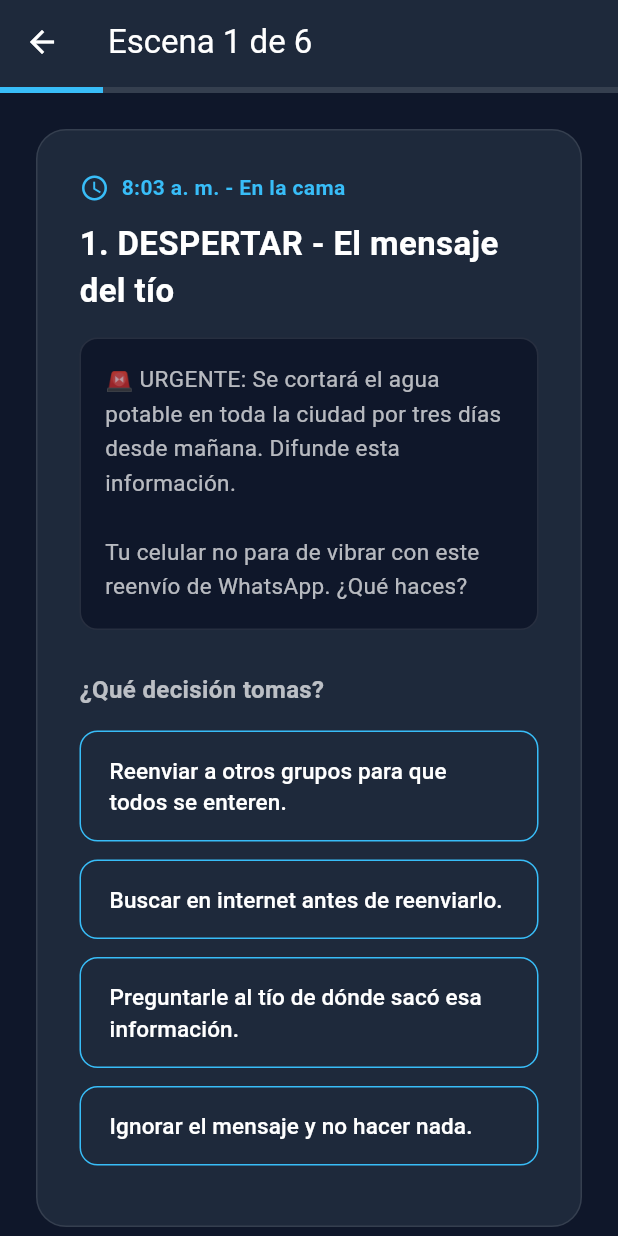
After one commit to Eisritome10/miclick-app, a Flutter app: the screen it shows once a user with an empty profile is signed in, after a tap on "Comenzar la Historia", on a phone screen of 412 x 824 dp. The commit adds this screen. Run offline on Flutter 3.47's test engine with Material 3 defaults, Android fonts, the phone set to English and light mode, and no system bars; our stand-ins replace supabase_flutter; accounts and stored records are empty.

Commit message:
Integracion completa del quiz narrativo y calculo de perfiles MIL

```diff
--- a/lib/main.dart
+++ b/lib/main.dart
@@ -2,13 +2,14 @@ import 'package:flutter/material.dart';
 import 'package:supabase_flutter/supabase_flutter.dart';
 import 'services/supabase_service.dart';
 import 'screens/admin_dashboard_screen.dart';
+import 'screens/quiz_screen.dart';
 
 void main() async {
   WidgetsFlutterBinding.ensureInitialized();
 
   await Supabase.initialize(
     url: 'https://yncojnimqcgyxwfdkfoo.supabase.co',
-    anonKey: 'eyJhbGciOiJIUzI1NiIsInR5cCI6IkpXVCJ9.eyJpc3MiOiJzdXBhYmFzZSIsInJlZiI6InluY29qbmltcWNneXh3ZmRrZm9vIiwicm9sZSI6ImFub24iLCJpYXQiOjE3ODYzNzIyMDUsImV4cCI6MjEwMTk0ODIwNX0.9FZ0eEp2CrFf51nW0XP3CS3nce3o-0tsphrj3G9LTn4', // Revisa que esta sea la 'anon public' key
+    anonKey: 'eyJhbGciOiJIUzI1NiIsInR5cCI6IkpXVCJ9.eyJpc3MiOiJzdXBhYmFzZSIsInJlZiI6InluY29qbmltcWNneXh3ZmRrZm9vIiwicm9sZSI6ImFub24iLCJpYXQiOjE3ODYzNzIyMDUsImV4cCI6MjEwMTk0ODIwNX0.9FZ0eEp2CrFf51nW0XP3CS3nce3o-0tsphrj3G9LTn4',
   );
 
   runApp(const MiClickApp());
@@ -74,6 +75,7 @@ class AuthGate extends StatelessWidget {
   }
 }
 
+// Pantalla de Autenticación
 class LoginScreen extends StatefulWidget {
   const LoginScreen({super.key});
 
@@ -203,6 +205,7 @@ class _LoginScreenState extends State<LoginScreen> {
   }
 }
 
+// Pantalla Principal del Jugador
 class HomeScreen extends StatelessWidget {
   final String userName;
   const HomeScreen({super.key, required this.userName});
@@ -213,6 +216,7 @@ class HomeScreen extends StatelessWidget {
       appBar: AppBar(
         title: const Text('MiClick - Menú Principal'),
         backgroundColor: const Color(0xFF1E293B),
+        elevation: 0,
         actions: [
           IconButton(
             icon: const Icon(Icons.logout),
@@ -223,9 +227,23 @@ class HomeScreen extends StatelessWidget {
       body: Center(
         child: Padding(
           padding: const EdgeInsets.all(24.0),
+          child: Container(
+            constraints: const BoxConstraints(maxWidth: 600),
+            padding: const EdgeInsets.all(32),
+            decoration: BoxDecoration(
+              color: const Color(0xFF1E293B),
+              borderRadius: BorderRadius.circular(20),
+              border: Border.all(color: Colors.white10),
+            ),
             child: Column(
-            mainAxisAlignment: MainAxisAlignment.center,
+              mainAxisSize: MainAxisSize.min,
               children: [
+                const CircleAvatar(
+                  radius: 40,
+                  backgroundColor: Color(0xFF38BDF8),
+                  child: Icon(Icons.person, size: 48, color: Colors.black),
+                ),
+                const SizedBox(height: 20),
                 Text(
                   '¡Bienvenido/a, $userName! 👋',
                   style: const TextStyle(fontSize: 28, fontWeight: FontWeight.bold, color: Color(0xFF38BDF8)),
@@ -233,30 +251,38 @@ class HomeScreen extends StatelessWidget {
                 ),
                 const SizedBox(height: 16),
                 const Text(
-                'Tus decisiones de hoy determinarán tu perfil de comunicación y pensamiento crítico en el entorno digital.',
-                style: TextStyle(fontSize: 16, color: Colors.white70),
+                  '¿Cómo actuarías en un día normal frente al celular?\n\n'
+                  'Acompaña a "X" en su jornada diaria. Cada decisión que tomes ante mensajes, redes sociales e Inteligencia Artificial calculará tu perfil de Alfabetización Mediática e Informacional (MIL).',
+                  style: TextStyle(fontSize: 15, color: Colors.white70, height: 1.5),
                   textAlign: TextAlign.center,
                 ),
                 const SizedBox(height: 32),
-              ElevatedButton.icon(
+                SizedBox(
+                  width: double.infinity,
+                  height: 52,
+                  child: ElevatedButton.icon(
                     onPressed: () {
-                  // Conexión futura a la vista interactiva del Quiz
-                  ScaffoldMessenger.of(context).showSnackBar(
-                    const SnackBar(content: Text('Cargando aventura interactiva...')),
+                      Navigator.push(
+                        context,
+                        MaterialPageRoute(
+                          builder: (context) => QuizScreen(userName: userName),
+                        ),
                       );
                     },
-                icon: const Icon(Icons.play_arrow),
-                label: const Text('Comenzar la Aventura'),
+                    icon: const Icon(Icons.play_arrow, size: 28),
+                    label: const Text('Comenzar la Historia', style: TextStyle(fontSize: 18, fontWeight: FontWeight.bold)),
                     style: ElevatedButton.styleFrom(
                       backgroundColor: const Color(0xFF38BDF8),
                       foregroundColor: Colors.black,
-                  padding: const EdgeInsets.symmetric(horizontal: 32, vertical: 16),
+                      shape: RoundedRectangleBorder(borderRadius: BorderRadius.circular(12)),
+                    ),
                   ),
                 ),
               ],
             ),
           ),
         ),
+      ),
     );
   }
 }
--- /dev/null
+++ b/lib/screens/quiz_screen.dart
@@ -0,0 +1,459 @@
+import 'package:flutter/material.dart';
+import '../services/supabase_service.dart';
+
+class QuizOption {
+  final String text;
+  final int v; // Verificación
+  final int e; // Impulso Emocional
+  final int a; // Conciencia Algorítmica/IA
+  final int c; // Creación Responsable
+
+  QuizOption({
+    required this.text,
+    this.v = 0,
+    this.e = 0,
+    this.a = 0,
+    this.c = 0,
+  });
+}
+
+class QuizScene {
+  final String time;
+  final String title;
+  final String description;
+  final String? imagePlaceholder;
+  final List<QuizOption> options;
+
+  QuizScene({
+    required this.time,
+    required this.title,
+    required this.description,
+    this.imagePlaceholder,
+    required this.options,
+  });
+}
+
+class QuizScreen extends StatefulWidget {
+  final String userName;
+  const QuizScreen({super.key, required this.userName});
+
+  @override
+  State<QuizScreen> createState() => _QuizScreenState();
+}
+
+class _QuizScreenState extends State<QuizScreen> {
+  int _currentSceneIndex = 0;
+
+  // Puntajes acumulados en los 4 Ejes MIL
+  int _scoreV = 0;
+  int _scoreE = 0;
+  int _scoreA = 0;
+  int _scoreC = 0;
+
+  List<QuizScene> _getScenes() {
+    return [
+      // 1. DESPERTAR [cite: 42-54]
+      QuizScene(
+        time: "8:03 a. m. - En la cama",
+        title: "1. DESPERTAR - El mensaje del tío",
+        description:
+            "🚨 URGENTE: Se cortará el agua potable en toda la ciudad por tres días desde mañana. Difunde esta información.\n\n"
+            "Tu celular no para de vibrar con este reenvío de WhatsApp. ¿Qué haces?",
+        options: [
+          QuizOption(text: "Reenviar a otros grupos para que todos se enteren.", e: 3), // [cite: 54]
+          QuizOption(text: "Buscar en internet antes de reenviarlo.", v: 3), // [cite: 54]
+          QuizOption(text: "Preguntarle al tío de dónde sacó esa información.", v: 2, c: 1), // [cite: 54]
+          QuizOption(text: "Ignorar el mensaje y no hacer nada.", v: 1), // [cite: 54]
+        ],
+      ),
+
+      // 2. DESAYUNO [cite: 55-57]
+      QuizScene(
+        time: "8:30 a. m. - En la cocina",
+        title: "2. DESAYUNO - Conversación con mamá",
+        description:
+            "Mamá te dice: 'Buenos días. ¿Viste lo que envió tu tío sobre el agua?'\n"
+            "¿Cómo le respondes a tu mamá?",
+        options: [
+          QuizOption(text: "Sí, ya se lo reenvié a todos mis amigos.", e: 2), // [cite: 57]
+          QuizOption(text: "No investigué mucho, pero lo haré luego.", v: 2), // [cite: 57]
+          QuizOption(text: "Mi tío exagera, no le hagas caso.", v: 1), // [cite: 57]
+          QuizOption(text: "Le diré que verifique antes de enviar eso a otros.", v: 2, c: 2), // [cite: 57]
+        ],
+      ),
+
+      // 3. REDES SOCIALES Y ALGORITMOS [cite: 61-64]
+      QuizScene(
+        time: "11:00 a. m. - En tu habitación",
+        title: "3. REDES SOCIALES - Anuncio de audífonos",
+        description:
+            "Estuviste buscando audífonos para comprar en dos meses. Entras a tus redes sociales y de la nada te aparece una oferta 'imperdible' de audífonos de alta gama.\n\n"
+            "¿Qué piensas o haces?",
+        options: [
+          QuizOption(text: "¡Aprovecharé esta oferta, lo compraré de una vez!", e: 2), // [cite: 64]
+          QuizOption(text: "Seguro el algoritmo sabe perfectamente lo que necesito.", v: 1, e: 1, a: 1), // [cite: 64]
+          QuizOption(text: "Quizá me aparecen porque estuve buscando audífonos previamente.", v: 1, a: 2, c: 1), // [cite: 64]
+          QuizOption(text: "Voy a buscar qué precios y reseñas les salen a mis amigos.", v: 2, a: 2, c: 1), // [cite: 64]
+        ],
+      ),
+
+      // 4. DEEPFAKE Y IA [cite: 69-76]
+      QuizScene(
+        time: "4:30 p. m. - Salida al cine",
+        title: "4. CINE - La imagen editada con IA",
+        description:
+            "Tu amigo te muestra su celular riéndose: 'Oye, mira lo que hice con IA. Puse el rostro de Sara en la escena incómoda de la película'.\n"
+            "Y agrega: 'Lo mandaré al grupo de WhatsApp, es un meme muy gracioso'.\n\n"
+            "¿Cómo reaccionas?",
+        options: [
+          QuizOption(text: "¡Ja, ja! Envíalo al grupo.", e: 2), // [cite: 76]
+          QuizOption(text: "No lo compartas, eso le puede incomodar bastante a Sara.", a: 2, c: 3), // [cite: 76]
+          QuizOption(text: "Borra la imagen ahora mismo, no está bien hacer eso.", a: 2, c: 3), // [cite: 76]
+          QuizOption(text: "No decir nada, pero tampoco compartirlo.", a: 1, c: 1), // [cite: 76]
+        ],
+      ),
+
+      // 5. ESTAFAS Y PUBLICIDAD [cite: 78-82]
+      QuizScene(
+        time: "7:15 p. m. - De regreso en casa",
+        title: "5. VIAJE FAMILIAR - Promoción dudosa",
+        description:
+            "Papá te dice: 'Queremos comprar los pasajes de bus/avión para el viaje familiar en esta página de Facebook que promete 50% de descuento. ¿Qué opinas?'\n"
+            "Ves un anuncio con errores ortográficos y precios sospechosamente bajos.",
+        options: [
+          QuizOption(text: "Está bien, si está en redes seguro es confiable.", v: 0), // [cite: 82]
+          QuizOption(text: "Busquemos reseñas y comentarios de otros usuarios antes de decidir.", v: 3), // [cite: 82]
+          QuizOption(text: "Voy a revisar si la empresa tiene sitio web oficial registrado.", v: 3, a: 1), // [cite: 82]
+          QuizOption(text: "Comparemos precios directamente con agencias reconocidas.", v: 2, c: 1), // [cite: 82]
+        ],
+      ),
+
+      // 6. COMUNICADO OFICIAL Y SISMO [cite: 87-94]
+      QuizScene(
+        time: "11:45 p. m. - Antes de dormir",
+        title: "6. NOCHE - La alerta de sismo",
+        description:
+            "Ocurre un temblor breve pero intenso. Revisas tu celular y ves un supuesto 'COMUNICADO OFICIAL':\n"
+            "🚨 'Se espera una réplica de gran magnitud en los próximos minutos. Evacuar inmediatamente.'\n\n"
+            "¿Qué hacen tú y tu familia?",
+        options: [
+          QuizOption(text: "Salir corriendo a la calle inmediatamente.", e: 3), // [cite: 94]
+          QuizOption(text: "Verificar en la cuenta oficial del instituto sismológico.", v: 3), // [cite: 94]
+          QuizOption(text: "Avisar a la familia con calma y verificar la fuente juntos.", v: 2, e: 1, c: 2), // [cite: 94]
+          QuizOption(text: "Ignorarlo y volverse a dormir.", v: 0), // [cite: 94]
+        ],
+      ),
+    ];
+  }
+
+  void _onOptionSelected(QuizOption option) {
+    setState(() {
+      _scoreV += option.v;
+      _scoreE += option.e;
+      _scoreA += option.a;
+      _scoreC += option.c;
+
+      final scenes = _getScenes();
+      if (_currentSceneIndex < scenes.length - 1) {
+        _currentSceneIndex++;
+      } else {
+        _finishQuiz();
+      }
+    });
+  }
+
+  // Algoritmo Oficial de Evaluación MIL
+  void _finishQuiz() {
+    String profile = "Reactivo/a"; // Por defecto [cite: 117]
+
+    // 1. Amplificador: C <= 4 Y E >= 9 [cite: 103]
+    if (_scoreC <= 4 && _scoreE >= 9) {
+      profile = "Amplificador/a";
+    }
+    // 2. Ingenuo Digital: A <= 1 [cite: 106]
+    else if (_scoreA <= 1) {
+      profile = "Ingenuo/a Digital";
+    }
+    // 3. Reactivo: E >= 9 Y V <= 7 [cite: 109]
+    else if (_scoreE >= 9 && _scoreV <= 7) {
+      profile = "Reactivo/a";
+    }
+    // 4. Confirmador: V >= 11 Y A <= 1 [cite: 111]
+    else if (_scoreV >= 11 && _scoreA <= 1) {
+      profile = "Confirmador/a";
+    }
+    // 5. Empático Crítico: V >= 11 Y C >= 7 Y E <= 6 [cite: 113]
+    else if (_scoreV >= 11 && _scoreC >= 7 && _scoreE <= 6) {
+      profile = "Empático/a Crítico/a";
+    }
+    // 6. Investigador: V >= 11 [cite: 115]
+    else if (_scoreV >= 11) {
+      profile = "Investigador/a";
+    }
+
+    // Guardar en Supabase en tiempo real
+    SupabaseService.saveQuizResult(
+      scoreV: _scoreV,
+      scoreE: _scoreE,
+      scoreA: _scoreA,
+      scoreC: _scoreC,
+      finalProfile: profile,
+    );
+
+    // Navegar a la pantalla de resultados
+    Navigator.pushReplacement(
+      context,
+      MaterialPageRoute(
+        builder: (context) => ResultScreen(
+          profile: profile,
+          scoreV: _scoreV,
+          scoreE: _scoreE,
+          scoreA: _scoreA,
+          scoreC: _scoreC,
+        ),
+      ),
+    );
+  }
+
+  @override
+  Widget build(BuildContext context) {
+    final scenes = _getScenes();
+    final currentScene = scenes[_currentSceneIndex];
+
+    return Scaffold(
+      appBar: AppBar(
+        title: Text('Escena ${_currentSceneIndex + 1} de ${scenes.length}'),
+        backgroundColor: const Color(0xFF1E293B),
+        bottom: PreferredSize(
+          preferredSize: const Size.fromHeight(6),
+          child: LinearProgressIndicator(
+            value: (_currentSceneIndex + 1) / scenes.length,
+            backgroundColor: Colors.white10,
+            valueColor: const AlwaysStoppedAnimation<Color>(Color(0xFF38BDF8)),
+          ),
+        ),
+      ),
+      body: Center(
+        child: SingleChildScrollView(
+          padding: const EdgeInsets.all(24),
+          child: Container(
+            constraints: const BoxConstraints(maxWidth: 650),
+            padding: const EdgeInsets.all(28),
+            decoration: BoxDecoration(
+              color: const Color(0xFF1E293B),
+              borderRadius: BorderRadius.circular(20),
+              border: Border.all(color: Colors.white10),
+            ),
+            child: Column(
+              crossAxisAlignment: CrossAxisAlignment.start,
+              children: [
+                Row(
+                  children: [
+                    const Icon(Icons.access_time, color: Color(0xFF38BDF8), size: 20),
+                    const SizedBox(width: 8),
+                    Text(
+                      currentScene.time,
+                      style: const TextStyle(color: Color(0xFF38BDF8), fontWeight: FontWeight.bold),
+                    ),
+                  ],
+                ),
+                const SizedBox(height: 12),
+                Text(
+                  currentScene.title,
+                  style: const TextStyle(fontSize: 22, fontWeight: FontWeight.bold, color: Colors.white),
+                ),
+                const SizedBox(height: 16),
+                Container(
+                  padding: const EdgeInsets.all(16),
+                  decoration: BoxDecoration(
+                    color: const Color(0xFF0F172A),
+                    borderRadius: BorderRadius.circular(12),
+                    border: Border.all(color: Colors.white10),
+                  ),
+                  child: Text(
+                    currentScene.description,
+                    style: const TextStyle(fontSize: 15, color: Colors.white70, height: 1.5),
+                  ),
+                ),
+                const SizedBox(height: 28),
+                const Text(
+                  '¿Qué decisión tomas?',
+                  style: TextStyle(fontSize: 16, fontWeight: FontWeight.bold, color: Colors.white70),
+                ),
+                const SizedBox(height: 16),
+                ...currentScene.options.map((option) {
+                  return Padding(
+                    padding: const EdgeInsets.only(bottom: 12.0),
+                    child: SizedBox(
+                      width: double.infinity,
+                      child: OutlinedButton(
+                        onPressed: () => _onOptionSelected(option),
+                        style: OutlinedButton.styleFrom(
+                          padding: const EdgeInsets.symmetric(horizontal: 20, vertical: 16),
+                          side: const BorderSide(color: Color(0xFF38BDF8)),
+                          shape: RoundedRectangleBorder(borderRadius: BorderRadius.circular(12)),
+                          alignment: Alignment.centerLeft,
+                        ),
+                        child: Text(
+                          option.text,
+                          style: const TextStyle(color: Colors.white, fontSize: 15),
+                        ),
+                      ),
+                    ),
+                  );
+                }).toList(),
+              ],
+            ),
+          ),
+        ),
+      ),
+    );
+  }
+}
+
+// Pantalla de Resultados y Diagnóstico MIL [cite: 118-160]
+class ResultScreen extends StatelessWidget {
+  final String profile;
+  final int scoreV;
+  final int scoreE;
+  final int scoreA;
+  final int scoreC;
+
+  const ResultScreen({
+    super.key,
+    required this.profile,
+    required this.scoreV,
+    required this.scoreE,
+    required this.scoreA,
+    required this.scoreC,
+  });
+
+  Map<String, dynamic> _getProfileDetails() {
+    switch (profile) {
+      case 'Investigador/a': // [cite: 118-124]
+        return {
+          'icon': '🔎',
+          'desc': 'En la mayoría de los momentos elegiste buscar la fuente, comparar información o confirmar antes de actuar. Este patrón de respuestas se asocia con el hábito de verificar antes de compartir.',
+          'recs': [
+            'Comparte cómo verificaste a tu familia y amigos. Es una forma sencilla de transmitir el hábito a otras personas.',
+            'Tener ya identificadas 2 o 3 cuentas de verificadores confiables en redes sociales o sitios web oficiales ahorra tiempo.'
+          ]
+        };
+      case 'Empático/a Crítico/a': // [cite: 140-146]
+        return {
+          'icon': '💬',
+          'desc': 'Verificaste antes de actuar y, además, tomaste en cuenta el impacto en otras personas (como al proteger a tu amiga frente a la imagen manipulada con IA).',
+          'recs': [
+            'Comunicar una corrección sin confrontar, explicando el porqué, suele ser más efectivo.',
+            'En situaciones donde el daño potencial es alto, actuar con rapidez importa tanto como actuar con calma.'
+          ]
+        };
+      case 'Confirmador/a': // [cite: 133-139]
+        return {
+          'icon': '🪞',
+          'desc': 'Elegiste confirmar información antes de actuar, pero principalmente dentro de fuentes o personas cercanas (como la familia), sin buscar activamente otros ángulos.',
+          'recs': [
+            'Buscar de vez en cuando una fuente que piensa distinto ayuda a ver el panorama completo.',
+            'Pregúntate si tu segunda fuente es realmente independiente o repite lo mismo.'
+          ]
+        };
+      case 'Ingenuo/a Digital': // [cite: 147-153]
+        return {
+          'icon': '🤖',
+          'desc': 'Frente a contenido manipulado con IA o un comunicado falso, elegiste opciones que no cuestionaron su veracidad antes de actuar.',
+          'recs': [
+            'Conoce señales básicas de contenido manipulado (bordes raros, luces, voces irreales).',
+            'Frente a un "comunicado oficial", busca si la institución lo confirma en su propio sitio web.'
+          ]
+        };
+      case 'Amplificador/a': // [cite: 154-160]
+        return {
+          'icon': '🎭',
+          'desc': 'En varios momentos elegiste compartir o reenviar contenido sin verificarlo ni considerar el impacto que podía tener.',
+          'recs': [
+            'Antes de compartir algo impulsivo, pregúntate: ¿qué tan seguro estoy de que esto es cierto?',
+            'Decir que no a compartir contenido que afecta a otra persona evita un daño difícil de deshacer.'
+          ]
+        };
+      default: // Reactivo/a [cite: 126-132]
+        return {
+          'icon': '📢',
+          'desc': 'Elegiste compartir o reaccionar antes de buscar más información ante emociones fuertes.',
+          'recs': [
+            'Haz una pausa breve (cuenta hasta 10) antes de compartir algo que genere una emoción fuerte.',
+            'Antes de reenviar algo urgente, pregúntate: si esto fuera falso, ¿a quién le haría daño que yo lo comparta?'
+          ]
+        };
+    }
+  }
+
+  @override
+  Widget build(BuildContext context) {
+    final details = _getProfileDetails();
+    final List<String> recs = details['recs'];
+
+    return Scaffold(
+      body: Center(
+        child: SingleChildScrollView(
+          padding: const EdgeInsets.all(24),
+          child: Container(
+            constraints: const BoxConstraints(maxWidth: 600),
+            padding: const EdgeInsets.all(32),
+            decoration: BoxDecoration(
+              color: const Color(0xFF1E293B),
+              borderRadius: BorderRadius.circular(20),
+              border: Border.all(color: Colors.white10),
+            ),
+            child: Column(
+              mainAxisSize: MainAxisSize.min,
+              children: [
+                Text(details['icon'], style: const TextStyle(fontSize: 60)),
+                const SizedBox(height: 12),
+                const Text('Tu Perfil Digital es:', style: TextStyle(color: Colors.white70, fontSize: 16)),
+                const SizedBox(height: 6),
+                Text(
+                  profile,
+                  style: const TextStyle(fontSize: 30, fontWeight: FontWeight.bold, color: Color(0xFF38BDF8)),
+                ),
+                const SizedBox(height: 20),
+                Text(
+                  details['desc'],
+                  style: const TextStyle(fontSize: 15, color: Colors.white70, height: 1.5),
+                  textAlign: TextAlign.center,
+                ),
+                const SizedBox(height: 24),
+                const Divider(color: Colors.white10),
+                const SizedBox(height: 16),
+                const Align(
+                  alignment: Alignment.centerLeft,
+                  child: Text('💡 Recomendaciones para ti:', style: TextStyle(fontSize: 18, fontWeight: FontWeight.bold, color: Colors.white)),
+                ),
+                const SizedBox(height: 12),
+                ...recs.map((rec) => Padding(
+                      padding: const EdgeInsets.only(bottom: 8.0),
+                      child: Row(
+                        crossAxisAlignment: CrossAxisAlignment.start,
+                        children: [
+                          const Text('• ', style: TextStyle(color: Color(0xFF38BDF8), fontSize: 18)),
+                          Expanded(child: Text(rec, style: const TextStyle(color: Colors.white70, fontSize: 14))),
+                        ],
+                      ),
+                    )),
+                const SizedBox(height: 32),
+                SizedBox(
+                  width: double.infinity,
+                  height: 48,
+                  child: ElevatedButton(
+                    onPressed: () => Navigator.pop(context),
+                    style: ElevatedButton.styleFrom(backgroundColor: const Color(0xFF38BDF8)),
+                    child: const Text('Volver al Menú Principal', style: TextStyle(color: Colors.black, fontWeight: FontWeight.bold)),
+                  ),
+                )
+              ],
+            ),
+          ),
+        ),
+      ),
+    );
+  }
+}
```
Lines whose indentation alone changed are shown as unchanged.
